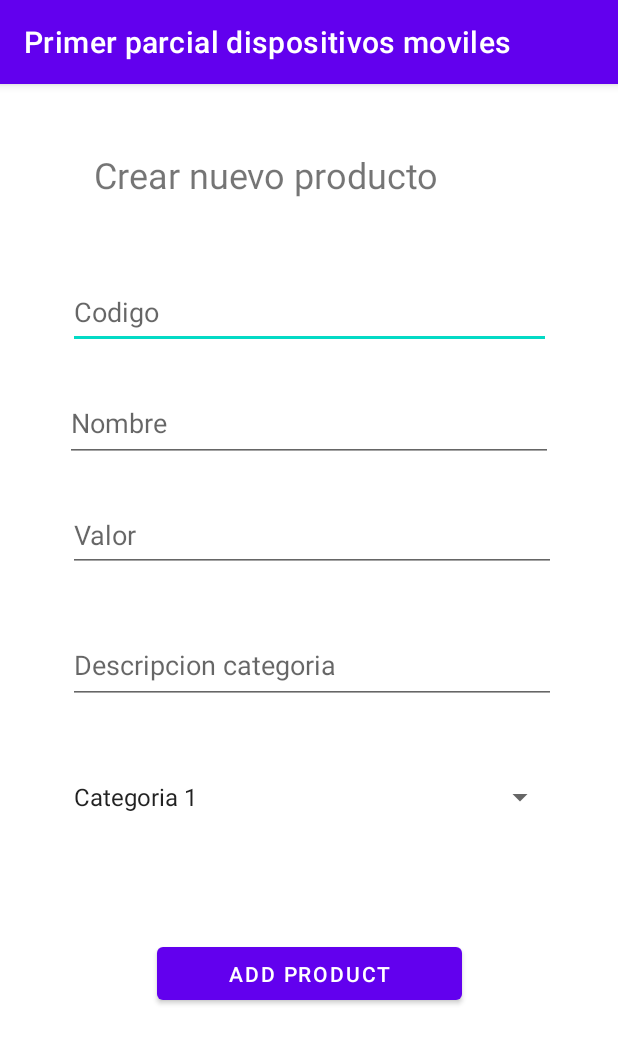
After one commit to JhonCodeU/Primer-parcial-Dispositivos-moviles, an Android app: the AddProduct screen opened directly, with no data from a screen before it, on a phone screen of 412 x 824 dp. The commit adds this screen. Shown: the top 1044 px of the screen. Run offline under Robolectric (Android 15) with nearby library versions, the phone set to English and light mode, and no system bars; libraries missing offline, so code that uses them is left out: com.ib.custom.

Commit message:
Se agrego el fromulario y se esta creando la logica del arrayList

```diff
--- a/app/build.gradle
+++ b/app/build.gradle
@@ -33,6 +33,7 @@ dependencies {
     implementation 'androidx.appcompat:appcompat:1.2.0'
     implementation 'com.google.android.material:material:1.3.0'
     implementation 'androidx.constraintlayout:constraintlayout:2.0.4'
+    implementation 'com.github.akhilbv1:CustomToastLibrary:v1.0.2'
     testImplementation 'junit:junit:4.+'
     androidTestImplementation 'androidx.test.ext:junit:1.1.2'
     androidTestImplementation 'androidx.test.espresso:espresso-core:3.3.0'
--- a/app/src/main/AndroidManifest.xml
+++ b/app/src/main/AndroidManifest.xml
@@ -9,6 +9,8 @@
         android:roundIcon="@mipmap/ic_launcher_round"
         android:supportsRtl="true"
         android:theme="@style/Theme.PrimerParcialDispositivosMoviles">
+        <activity android:name=".ShowProduct"></activity>
+        <activity android:name=".AddProduct" />
         <activity android:name=".MainActivity">
             <intent-filter>
                 <action android:name="android.intent.action.MAIN" />
--- /dev/null
+++ b/app/src/main/java/com/example/primerparcialdispositivosmoviles/AddProduct.java
@@ -0,0 +1,87 @@
+package com.example.primerparcialdispositivosmoviles;
+
+import androidx.appcompat.app.AppCompatActivity;
+
+import android.content.Intent;
+import android.os.Bundle;
+import android.view.View;
+import android.widget.Button;
+import android.widget.EditText;
+import android.widget.Spinner;
+
+import com.ib.custom.toast.CustomToastView;
+
+import java.util.Iterator;
+
+public class AddProduct extends AppCompatActivity implements View.OnClickListener {
+
+    private EditText txtCode;
+    private EditText txtName;
+    private EditText txtValor;
+    private EditText txtDescription;
+    private Spinner spinnerProduct;
+    private Button btnAdd;
+
+    @Override
+    protected void onCreate(Bundle savedInstanceState) {
+        super.onCreate(savedInstanceState);
+        setContentView(R.layout.activity_add_product);
+
+        btnAdd = findViewById(R.id.btnAdd);
+        txtCode = findViewById(R.id.txtCodigo);
+        txtName = findViewById(R.id.txtName);
+        txtValor = findViewById(R.id.txtValor);
+        txtDescription = findViewById(R.id.txtDescription);
+        spinnerProduct = (Spinner)findViewById(R.id.spinnerProduct);
+
+        btnAdd.setOnClickListener(this);
+    }
+
+    @Override
+    public void onClick(View v) {
+        if(v.getId() == R.id.btnAdd){
+            int code = Integer.parseInt(txtCode.getText().toString());
+            String name = txtName.getText().toString();
+            double valor = Double.parseDouble(txtValor.getText().toString());
+            String description = txtDescription.getText().toString();
+            String category = spinnerProduct.getSelectedItem().toString();
+
+            if(name.isEmpty()){
+                CustomToastView.makeInfoToast(this,"Descripcion vacia",R.layout.custom_toast).show();
+            }
+
+            if(description.isEmpty()){
+                CustomToastView.makeInfoToast(this,"Descripcion vacia",R.layout.custom_toast).show();
+            }
+
+            if(category.isEmpty()){
+                CustomToastView.makeInfoToast(this,"Categoria vacia",R.layout.custom_toast).show();
+            }
+
+            Product product = new Product(code, name, valor, true, description, category);
+
+            ListProducts list = new ListProducts();
+            list.setListProducts(product);
+
+            Iterator itr = ListProducts.iterator();
+
+            while(itr.hasNext()){
+                Product st= (Product)itr.next();
+                System.out.println(st.getNombre()+" "+st.getDescripcion()+" "+st.getValor());
+            }
+
+            Intent intent = new Intent(this, ShowProduct.class);
+            intent.putExtra("listProducts", ListProducts);
+            startActivity(intent);
+
+            clearfields();
+        }
+    }
+
+    public void clearfields(){
+        txtCode.setText("");
+        txtName.setText("");
+        txtValor.setText("");
+        txtDescription.setText("");
+    }
+}
--- /dev/null
+++ b/app/src/main/res/layout/activity_add_product.xml
@@ -0,0 +1,93 @@
+<?xml version="1.0" encoding="utf-8"?>
+<androidx.constraintlayout.widget.ConstraintLayout xmlns:android="http://schemas.android.com/apk/res/android"
+    xmlns:app="http://schemas.android.com/apk/res-auto"
+    xmlns:tools="http://schemas.android.com/tools"
+    android:layout_width="match_parent"
+    android:layout_height="match_parent"
+    tools:context=".AddProduct">
+
+    <TextView
+        android:id="@+id/textView2"
+        android:layout_width="287dp"
+        android:layout_height="47dp"
+        android:layout_marginTop="44dp"
+        android:text="Crear nuevo producto"
+        android:textSize="24dp"
+        app:layout_constraintEnd_toEndOf="parent"
+        app:layout_constraintStart_toStartOf="parent"
+        app:layout_constraintTop_toTopOf="parent" />
+
+    <EditText
+        android:id="@+id/txtCodigo"
+        android:layout_width="322dp"
+        android:layout_height="49dp"
+        android:layout_marginTop="36dp"
+        android:ems="10"
+        android:hint="Codigo"
+        app:layout_constraintEnd_toEndOf="parent"
+        app:layout_constraintHorizontal_bias="0.505"
+        app:layout_constraintStart_toStartOf="parent"
+        app:layout_constraintTop_toBottomOf="@+id/textView2" />
+
+    <EditText
+        android:id="@+id/txtValor"
+        android:layout_width="325dp"
+        android:layout_height="49dp"
+        android:layout_marginTop="24dp"
+        android:ems="10"
+        android:hint="Valor"
+        android:inputType="textPersonName"
+        app:layout_constraintEnd_toEndOf="parent"
+        app:layout_constraintHorizontal_bias="0.523"
+        app:layout_constraintStart_toStartOf="parent"
+        app:layout_constraintTop_toBottomOf="@+id/txtName" />
+
+    <EditText
+        android:id="@+id/txtDescription"
+        android:layout_width="325dp"
+        android:layout_height="52dp"
+        android:layout_marginTop="36dp"
+        android:ems="10"
+        android:hint="Descripcion categoria"
+        android:inputType="textPersonName"
+        app:layout_constraintEnd_toEndOf="parent"
+        app:layout_constraintHorizontal_bias="0.523"
+        app:layout_constraintStart_toStartOf="parent"
+        app:layout_constraintTop_toBottomOf="@+id/txtValor" />
+
+    <Spinner
+        android:id="@+id/spinnerProduct"
+        android:layout_width="329dp"
+        android:layout_height="52dp"
+        android:layout_marginTop="36dp"
+        android:entries="@array/cargo_arrays"
+        android:prompt="@string/productos"
+        app:layout_constraintEnd_toEndOf="parent"
+        app:layout_constraintStart_toStartOf="parent"
+        app:layout_constraintTop_toBottomOf="@+id/txtDescription" />
+
+    <Button
+        android:id="@+id/btnAdd"
+        android:layout_width="203dp"
+        android:layout_height="47dp"
+        android:text="Add product"
+        app:layout_constraintBottom_toBottomOf="parent"
+        app:layout_constraintEnd_toEndOf="parent"
+        app:layout_constraintStart_toStartOf="parent"
+        app:layout_constraintTop_toBottomOf="@+id/spinnerProduct"
+        app:layout_constraintVertical_bias="0.311" />
+
+    <EditText
+        android:id="@+id/txtName"
+        android:layout_width="325dp"
+        android:layout_height="51dp"
+        android:layout_marginTop="24dp"
+        android:ems="10"
+        android:hint="Nombre"
+        android:inputType="textPersonName"
+        app:layout_constraintEnd_toEndOf="parent"
+        app:layout_constraintHorizontal_bias="0.5"
+        app:layout_constraintStart_toStartOf="parent"
+        app:layout_constraintTop_toBottomOf="@+id/txtCodigo" />
+
+</androidx.constraintlayout.widget.ConstraintLayout>
--- a/app/src/main/res/values/strings.xml
+++ b/app/src/main/res/values/strings.xml
@@ -1,3 +1,11 @@
 <resources>
     <string name="app_name">Primer parcial dispositivos moviles</string>
+    <string name="productos">Escoja su cargo</string>
+
+    <string-array name="cargo_arrays">
+        <item>Categoria 1</item>
+        <item>Categoria 2</item>
+        <item>Categoria 3</item>
+        <item>Categoria 4</item>
+    </string-array>
 </resources>
--- a/build.gradle
+++ b/build.gradle
@@ -16,6 +16,7 @@ allprojects {
     repositories {
         google()
         jcenter()
+        maven { url "https://jitpack.io" }
     }
 }
 
```
Also changed, not shown: app/src/main/java/com/example/primerparcialdispositivosmoviles/ListProducts.java (added, +22 -0 lines), app/src/main/java/com/example/primerparcialdispositivosmoviles/MainActivity.java (+23 -1 lines), app/src/main/java/com/example/primerparcialdispositivosmoviles/Product.java (added, +71 -0 lines), app/src/main/java/com/example/primerparcialdispositivosmoviles/ShowProduct.java (added, +18 -0 lines), app/src/main/res/layout/activity_main.xml (+34 -6 lines), app/src/main/res/layout/activity_show_product.xml (added, +9 -0 lines).
